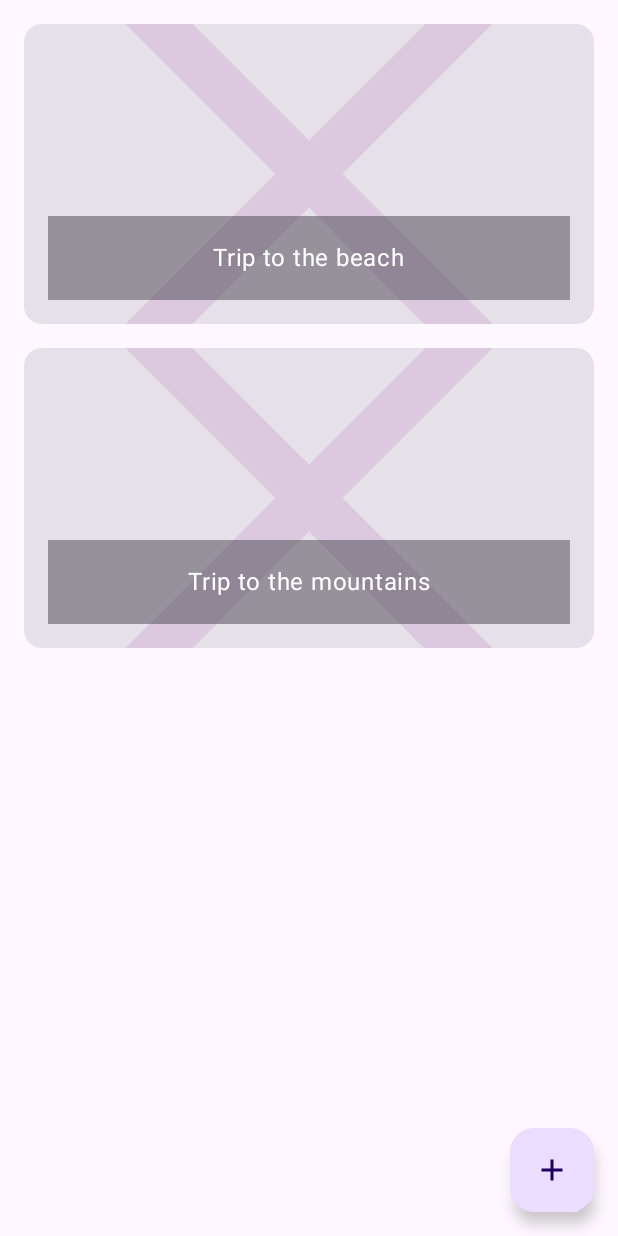
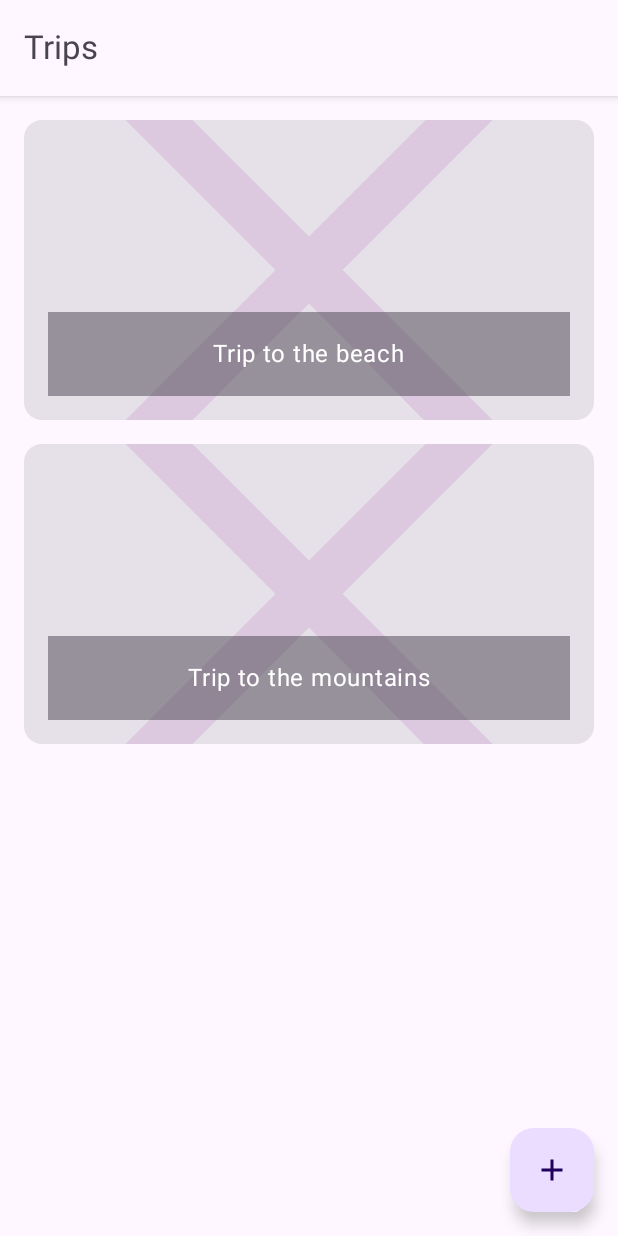
Before and after one commit to gowthamraj07/JourneyTracker, an Android app built with Jetpack Compose: the @Preview function TripsPreview_DataState, on a phone screen of 412 x 824 dp. Run offline under Robolectric (Android 15) with nearby library versions, the phone set to English and light mode, and no system bars; libraries missing offline, so code that uses them is left out: com.ramcosta.composedestinations; 1 statement that could not run was skipped.

Commit message:
Add top bar to the TripsScreen

```diff
--- a/app/src/main/java/com/gowthamraj07/journeytracker/ui/trips/TripsScreen.kt
+++ b/app/src/main/java/com/gowthamraj07/journeytracker/ui/trips/TripsScreen.kt
@@ -13,16 +13,19 @@ import androidx.compose.foundation.layout.padding
 import androidx.compose.material.icons.Icons
 import androidx.compose.material.icons.filled.Add
 import androidx.compose.material3.Card
+import androidx.compose.material3.ExperimentalMaterial3Api
 import androidx.compose.material3.FloatingActionButton
 import androidx.compose.material3.Icon
 import androidx.compose.material3.MaterialTheme
 import androidx.compose.material3.Scaffold
 import androidx.compose.material3.Text
+import androidx.compose.material3.TopAppBar
 import androidx.compose.runtime.Composable
 import androidx.compose.runtime.collectAsState
 import androidx.compose.ui.Alignment
 import androidx.compose.ui.Alignment.Companion.Center
 import androidx.compose.ui.Modifier
+import androidx.compose.ui.draw.shadow
 import androidx.compose.ui.layout.ContentScale
 import androidx.compose.ui.platform.LocalContext
 import androidx.compose.ui.text.style.TextAlign
@@ -45,6 +48,7 @@ import kotlinx.coroutines.flow.StateFlow
 import kotlinx.coroutines.flow.flowOf
 import org.koin.androidx.compose.koinViewModel
 
+@OptIn(ExperimentalMaterial3Api::class)
 @RootNavGraph(start = true)
 @Destination
 @Composable
@@ -53,6 +57,18 @@ fun TripsScreen(
     navigator: DestinationsNavigator,
 ) {
     Scaffold(
+        topBar = {
+            TopAppBar(
+                title = {
+                    Text(
+                        text = "Trips",
+                        style = MaterialTheme.typography.titleLarge,
+                        color = MaterialTheme.colorScheme.onSurfaceVariant
+                    )
+                },
+                modifier = Modifier.shadow(4.dp)
+            )
+        },
         floatingActionButton = {
             FloatingActionButton(onClick = {
                 navigator.navigate(StartJourneyScreenDestination)
```
